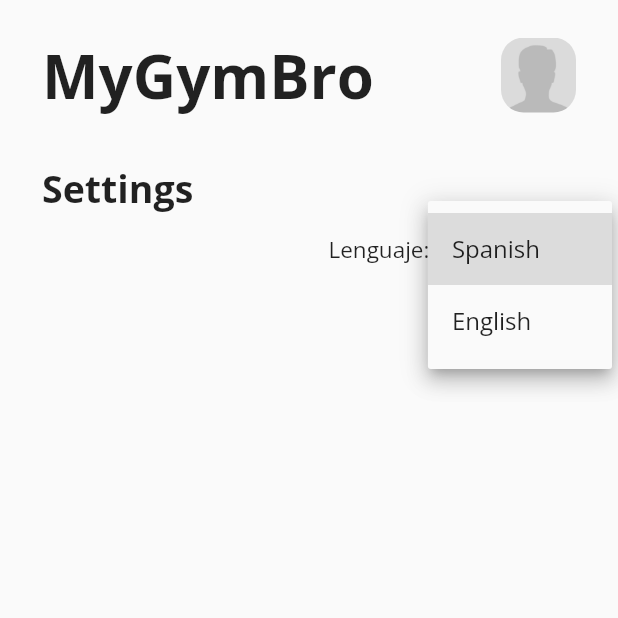
After one commit to davidivad96/mygymbro, a Flutter app: the screen it shows after launch, item 3 of the bottom bar chosen, after a tap on "Spanish", on a phone screen of 412 x 824 dp, the top half of it. The commit adds this screen. Run offline on Flutter 3.47's test engine with Material 2 defaults, Android fonts, the phone set to English and light mode, and no system bars; drawn by our look-alikes of bubble_bottom_bar.

Commit message:
Implement basic internationalization ("es" and "en")

```diff
--- /dev/null
+++ b/lib/home.dart
@@ -0,0 +1,54 @@
+import 'package:flutter/material.dart';
+
+import 'package:mygymbro/screens/train.dart';
+import 'package:mygymbro/screens/graphs.dart';
+import 'package:mygymbro/screens/settings.dart';
+
+import 'package:mygymbro/widgets/header.dart';
+import 'package:mygymbro/widgets/bottom_nav_bar.dart';
+
+class Home extends StatefulWidget {
+  const Home({Key? key}) : super(key: key);
+
+  @override
+  State<Home> createState() => _HomeState();
+}
+
+class _HomeState extends State<Home> {
+  late int _currentIndex = 0;
+
+  static const List<Widget> screens = <Widget>[
+    Train(),
+    Graphs(),
+    Settings(),
+  ];
+
+  @override
+  void initState() {
+    super.initState();
+    _currentIndex = 0;
+  }
+
+  void _changePage(int? index) {
+    setState(() {
+      _currentIndex = index!;
+    });
+  }
+
+  @override
+  Widget build(BuildContext context) {
+    return Scaffold(
+      body: ListView(
+        scrollDirection: Axis.vertical,
+        children: <Widget>[
+          const Header(),
+          screens.elementAt(_currentIndex),
+        ],
+      ),
+      bottomNavigationBar: BottomNavBar(
+        currentIndex: _currentIndex,
+        changePage: _changePage,
+      ),
+    );
+  }
+}
--- /dev/null
+++ b/lib/lang/en.json
@@ -0,0 +1,3 @@
+{
+  "language": "Language"
+}
--- /dev/null
+++ b/lib/lang/es.json
@@ -0,0 +1,3 @@
+{
+  "language": "Lenguaje"
+}
--- /dev/null
+++ b/lib/localization/app_localization.dart
@@ -0,0 +1,47 @@
+import 'dart:convert';
+
+import 'package:flutter/material.dart';
+import 'package:flutter/services.dart';
+
+class AppLocalization {
+  final Locale locale;
+  late Map<String, String> _localizedValues;
+
+  AppLocalization(this.locale);
+
+  static AppLocalization of(BuildContext context) {
+    return Localizations.of<AppLocalization>(context, AppLocalization)!;
+  }
+
+  static const LocalizationsDelegate<AppLocalization> delegate =
+      _AppLocalizationDelegate();
+
+  Future load() async {
+    String jsonStringValues =
+        await rootBundle.loadString('lib/lang/${locale.languageCode}.json');
+    Map<String, dynamic> mappedJson = json.decode(jsonStringValues);
+    _localizedValues =
+        mappedJson.map((key, value) => MapEntry(key, value.toString()));
+  }
+
+  String getTranslatedValue(String key) {
+    return _localizedValues[key]!;
+  }
+}
+
+class _AppLocalizationDelegate extends LocalizationsDelegate<AppLocalization> {
+  const _AppLocalizationDelegate();
+
+  @override
+  bool isSupported(Locale locale) => ['en', 'es'].contains(locale.languageCode);
+
+  @override
+  Future<AppLocalization> load(Locale locale) async {
+    AppLocalization appLocalization = AppLocalization(locale);
+    await appLocalization.load();
+    return appLocalization;
+  }
+
+  @override
+  bool shouldReload(_AppLocalizationDelegate old) => false;
+}
--- a/lib/main.dart
+++ b/lib/main.dart
@@ -3,20 +3,35 @@
 // found in the LICENSE file.
 
 import 'package:flutter/material.dart';
+import 'package:flutter_localizations/flutter_localizations.dart';
 
-import 'package:mygymbro/screens/train.dart';
-import 'package:mygymbro/screens/graphs.dart';
-import 'package:mygymbro/screens/settings.dart';
-
-import 'package:mygymbro/widgets/header.dart';
-import 'package:mygymbro/widgets/bottom_nav_bar.dart';
+import 'package:mygymbro/home.dart';
+import 'package:mygymbro/localization/app_localization.dart';
 
 void main() {
   runApp(const MyApp());
 }
 
-class MyApp extends StatelessWidget {
+class MyApp extends StatefulWidget {
   const MyApp({super.key});
+
+  static void setLocale(BuildContext context, Locale locale) {
+    _MyAppState? state = context.findAncestorStateOfType<_MyAppState>();
+    state!.setLocale(locale);
+  }
+
+  @override
+  State<MyApp> createState() => _MyAppState();
+}
+
+class _MyAppState extends State<MyApp> {
+  Locale _locale = const Locale("es");
+
+  void setLocale(Locale locale) {
+    setState(() {
+      _locale = locale;
+    });
+  }
 
   @override
   Widget build(BuildContext context) {
@@ -27,53 +42,27 @@ class MyApp extends StatelessWidget {
         highlightColor: Colors.white,
         fontFamily: "OpenSans",
       ),
-      home: const MyGymBroApp(),
+      home: const Home(),
+      locale: _locale,
+      supportedLocales: const [
+        Locale('en'),
+        Locale('es'),
+      ],
+      localizationsDelegates: const [
+        GlobalMaterialLocalizations.delegate,
+        GlobalWidgetsLocalizations.delegate,
+        GlobalCupertinoLocalizations.delegate,
+        AppLocalization.delegate,
+      ],
+      localeResolutionCallback: (deviceLocale, supportedLocales) {
+        for (var locale in supportedLocales) {
+          if (deviceLocale != null &&
+              locale.languageCode == deviceLocale.languageCode) {
+            return deviceLocale;
+          }
+        }
+        return supportedLocales.first;
+      },
     );
   }
 }
-
-class MyGymBroApp extends StatefulWidget {
-  const MyGymBroApp({Key? key}) : super(key: key);
-
-  @override
-  State<MyGymBroApp> createState() => _MyGymBroAppState();
-}
-
-class _MyGymBroAppState extends State<MyGymBroApp> {
-  late int _currentIndex = 0;
-
-  static const List<Widget> screens = <Widget>[
-    Train(),
-    Graphs(),
-    Settings(),
-  ];
-
-  @override
-  void initState() {
-    super.initState();
-    _currentIndex = 0;
-  }
-
-  void _changePage(int? index) {
-    setState(() {
-      _currentIndex = index!;
-    });
-  }
-
-  @override
-  Widget build(BuildContext context) {
-    return Scaffold(
-      body: ListView(
-        scrollDirection: Axis.vertical,
-        children: <Widget>[
-          const Header(),
-          screens.elementAt(_currentIndex),
-        ],
-      ),
-      bottomNavigationBar: BottomNavBar(
-        currentIndex: _currentIndex,
-        changePage: _changePage,
-      ),
-    );
-  }
-}
--- a/lib/screens/settings.dart
+++ b/lib/screens/settings.dart
@@ -1,4 +1,7 @@
 import 'package:flutter/material.dart';
+
+import 'package:mygymbro/main.dart';
+import 'package:mygymbro/utils.dart';
 
 class Settings extends StatefulWidget {
   const Settings({Key? key}) : super(key: key);
@@ -31,9 +34,9 @@ class _SettingsState extends State<Settings> {
               children: <Widget>[
                 Container(
                   margin: const EdgeInsets.only(right: 15.0),
-                  child: const Text(
-                    "Language: ",
-                    style: TextStyle(fontSize: 15.0),
+                  child: Text(
+                    "${getTranslated(context, "language")}:",
+                    style: const TextStyle(fontSize: 15.0),
                   ),
                 ),
                 DropdownButton(
@@ -48,6 +51,7 @@ class _SettingsState extends State<Settings> {
                   onChanged: (String? value) {
                     setState(() {
                       language = value!;
+                      MyApp.setLocale(context, mapLanguageToLocale(value));
                     });
                   },
                 )
--- /dev/null
+++ b/lib/utils.dart
@@ -0,0 +1,18 @@
+import 'package:flutter/material.dart';
+
+import 'package:mygymbro/localization/app_localization.dart';
+
+String getTranslated(BuildContext context, String key) {
+  return AppLocalization.of(context).getTranslatedValue(key);
+}
+
+Locale mapLanguageToLocale(String language) {
+  switch (language) {
+    case "Spanish":
+      return const Locale("es");
+    case "English":
+      return const Locale("en");
+    default:
+      return const Locale("es");
+  }
+}
--- a/pubspec.yaml
+++ b/pubspec.yaml
@@ -28,6 +28,8 @@ environment:
 # versions available, run `flutter pub outdated`.
 dependencies:
   flutter:
+    sdk: flutter
+  flutter_localizations:
     sdk: flutter
 
   # The following adds the Cupertino Icons font to your application.
@@ -60,6 +62,9 @@ flutter:
   assets:
     - assets/images/default_avatar.jpeg
 
+    - lib/lang/en.json
+    - lib/lang/es.json
+
   # An image asset can refer to one or more resolution-specific "variants", see
   # https://flutter.dev/assets-and-images/#resolution-aware
 
```
Also changed, not shown: pubspec.lock.
